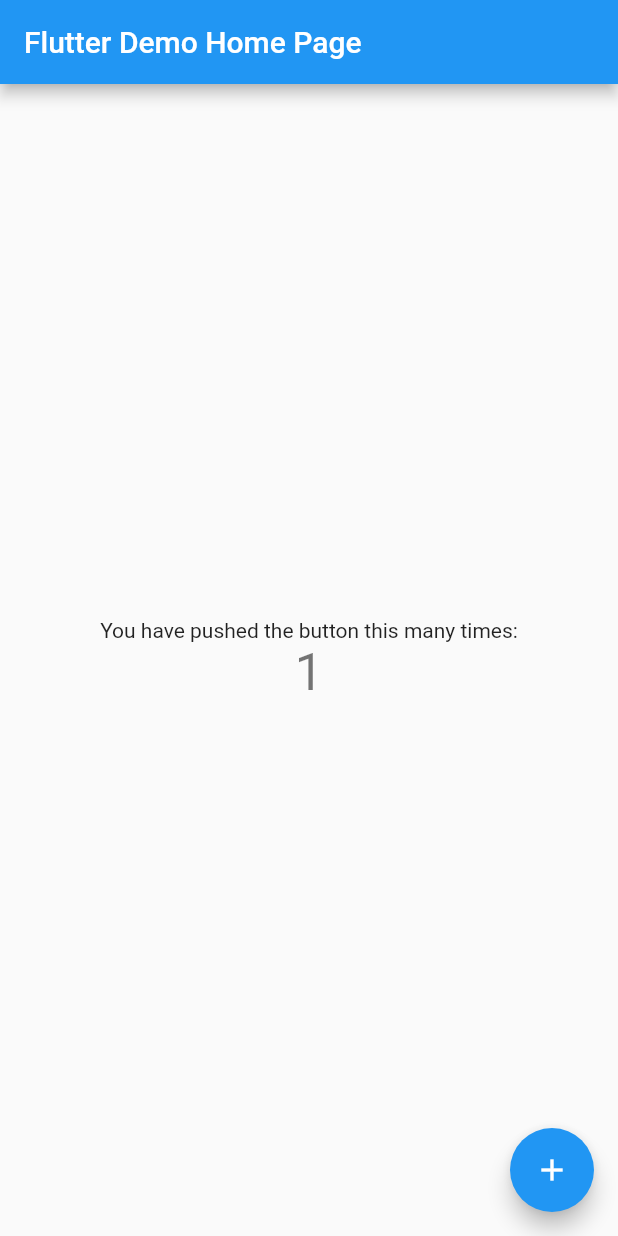
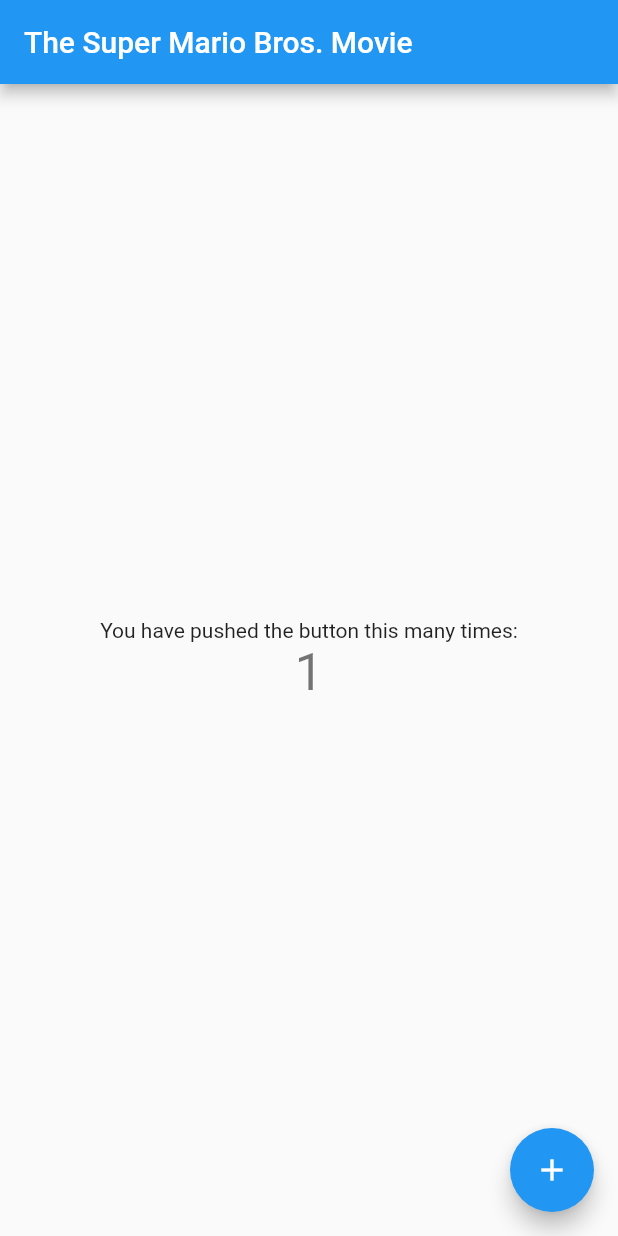
Before and after one commit to SartiMau/Flutter-TheMovieDB, a Flutter app: the screen it shows after launch, after a tap on the "add" icon, on a phone screen of 412 x 824 dp. Run offline on Flutter 3.47's test engine with Material 2 defaults, Android fonts, the phone set to English and light mode, and no system bars.

Commit message:
Module 1: detail screen first approach
Tested in: Samsung S10+
Signed off by: Mauro Sarti

```diff
--- a/lib/main.dart
+++ b/lib/main.dart
@@ -1,5 +1,7 @@
 import 'package:flutter/material.dart';
-import 'src/feature/home/home_screen.dart';
+import 'src/core/model/movie_detail.dart';
+import 'src/feature/detail/detail_screen.dart';
+//import 'src/feature/home/home_screen.dart';
 
 void main() {
   runApp(const MyApp());
@@ -16,7 +18,10 @@ class MyApp extends StatelessWidget {
       theme: ThemeData(
         primarySwatch: Colors.blue,
       ),
-      home: const HomeScreen(title: 'Flutter Demo Home Page'),
+//      home: const HomeScreen(title: 'Flutter Demo Home Page'),
+      home: DetailScreen(
+        movieDetail: MovieDetail(),
+      ),
     );
   }
 }
--- /dev/null
+++ b/lib/src/core/model/movie_detail.dart
@@ -0,0 +1,26 @@
+class MovieDetail {
+  final String title;
+  final String originalTitle;
+  final String overview;
+  final String releaseDate;
+  final double voteAverage;
+  final String genres;
+  final String poster;
+  final String backdrop;
+
+  MovieDetail({
+    this.title = "The Super Mario Bros. Movie",
+    this.originalTitle = "The Super Mario Bros. Movie",
+    this.overview = "While working underground to fix a water main, "
+        "Brooklyn plumbers—and brothers—Mario and Luigi are transported down a "
+        "mysterious pipe and wander into a magical new world. But when the "
+        "brothers are separated, Mario embarks on an epic quest to find Luigi.",
+    this.releaseDate = "2023-04-05",
+    this.voteAverage = 7.8,
+    this.genres = "[Animation, Family, Adventure, Fantasy, Comedy]",
+    this.poster = "https://image.tmdb"
+        ".org/t/p/w500/qNBAXBIQlnOThrVvA6mA2B5ggV6.jpg",
+    this.backdrop = "https://image.tmdb"
+        ".org/t/p/w500/9n2tJBplPbgR2ca05hS5CKXwP2c.jpg",
+  });
+}
--- /dev/null
+++ b/lib/src/feature/detail/detail_screen.dart
@@ -0,0 +1,16 @@
+import 'package:flutter/material.dart';
+
+import '../../core/model/movie_detail.dart';
+import 'detail_state.dart';
+
+class DetailScreen extends StatefulWidget {
+  const DetailScreen({
+    super.key,
+    required this.movieDetail,
+  });
+
+  final MovieDetail movieDetail;
+
+  @override
+  State<DetailScreen> createState() => DetailState();
+}
--- /dev/null
+++ b/lib/src/feature/detail/detail_state.dart
@@ -0,0 +1,41 @@
+import 'package:flutter/material.dart';
+
+import 'detail_screen.dart';
+
+class DetailState extends State<DetailScreen> {
+  int _counter = 0;
+
+  void _incrementCounter() {
+    setState(() {
+      _counter++;
+    });
+  }
+
+  @override
+  Widget build(BuildContext context) {
+    return Scaffold(
+      appBar: AppBar(
+        title: Text(widget.movieDetail.title),
+      ),
+      body: Center(
+        child: Column(
+          mainAxisAlignment: MainAxisAlignment.center,
+          children: <Widget>[
+            const Text(
+              'You have pushed the button this many times:',
+            ),
+            Text(
+              '$_counter',
+              style: Theme.of(context).textTheme.headlineMedium,
+            ),
+          ],
+        ),
+      ),
+      floatingActionButton: FloatingActionButton(
+        onPressed: _incrementCounter,
+        tooltip: 'Increment',
+        child: const Icon(Icons.add),
+      ), // This trailing comma makes auto-formatting nicer for build methods.
+    );
+  }
+}
```
Also changed, not shown: lib/src/core/constants.dart (added), lib/src/core/dimens.dart (added), lib/src/core/utils.dart (added).
